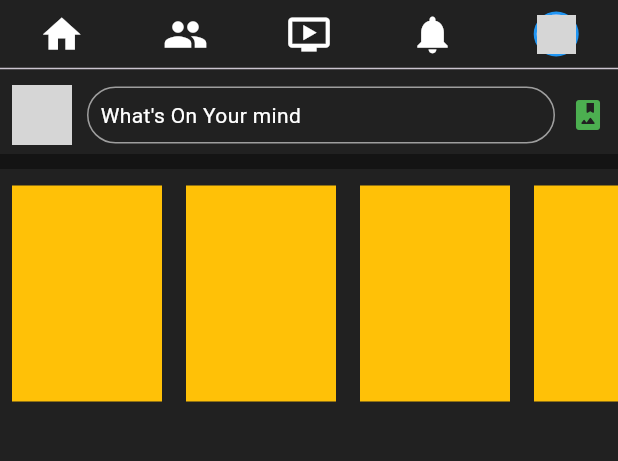
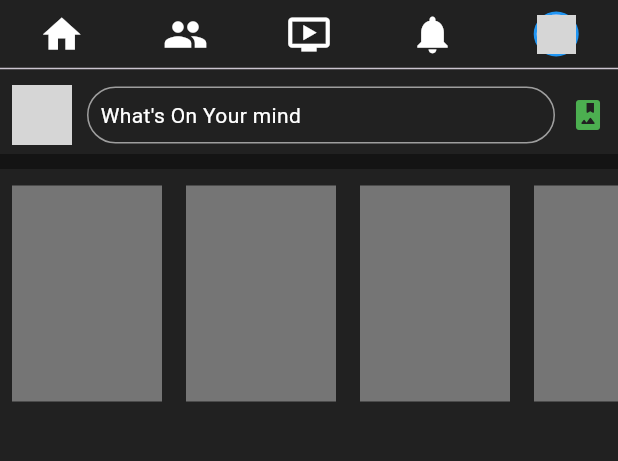
Before and after one commit to migarakavishan/facebook_ui_app, a Flutter app: the screen it shows after launch, on a phone screen of 412 x 824 dp, the part 68-529 px from its top. Run offline on Flutter 3.47's test engine with Material 3 defaults, Android fonts, the light colour scheme and no system bars; network calls fail; grey boxes are pictures that could not be loaded.

Commit message:
commit 2 done

```diff
--- a/lib/screens/facebook.dart
+++ b/lib/screens/facebook.dart
@@ -47,7 +47,10 @@ class _FacebookHomeState extends State<FacebookHome> {
                   child: Container(
                     width: 100,
                     height: 160,
-                    color: Colors.amber,
+                    color: Colors.grey.shade600,
+                    child: const Stack(
+                      children: [],
+                    ),
                   ),
                 );
               },
```
